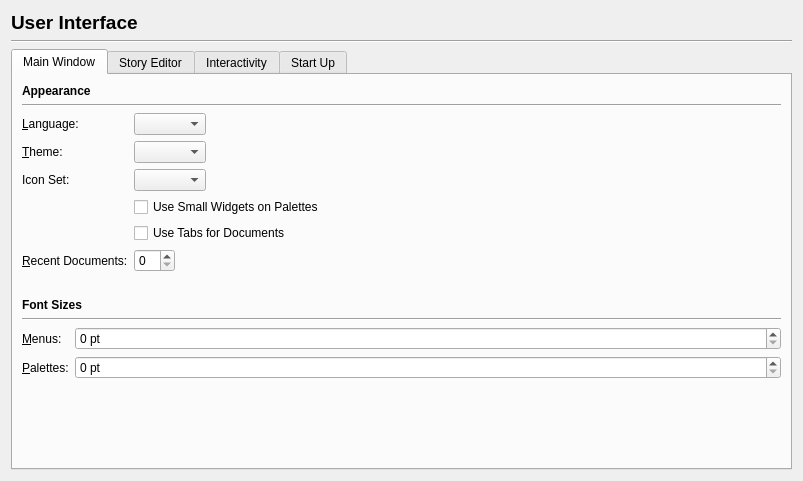
Above: scribus/ui/prefs_userinterfacebase.ui from nitramr/scribus-indigo before the change. Below: the same form after it.
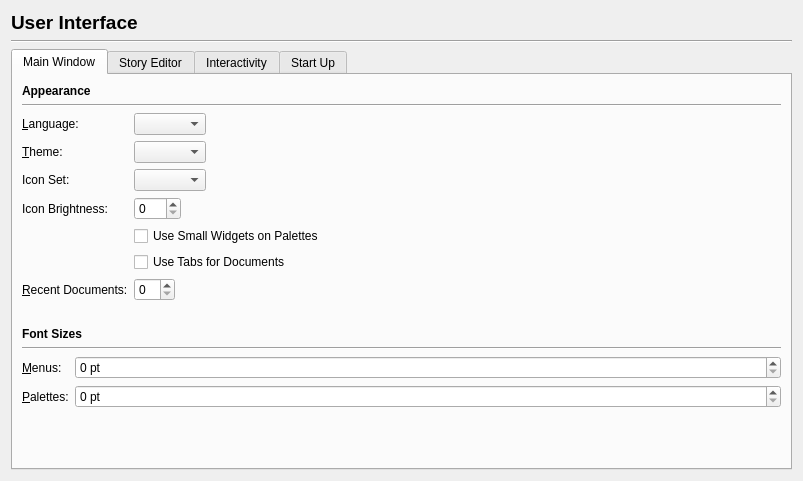
That is the form after the change.

Commit message: adjustable icon brightness

Diff of the .ui file:
```diff
--- a/scribus/ui/prefs_userinterfacebase.ui
+++ b/scribus/ui/prefs_userinterfacebase.ui
@@ -96,21 +96,21 @@
          <item row="1" column="1">
           <widget class="QComboBox" name="themeComboBox"/>
          </item>
-         <item row="3" column="1">
+         <item row="4" column="1">
           <widget class="QCheckBox" name="useSmallWidgetsCheckBox">
            <property name="text">
             <string>Use Small Widgets on Palettes</string>
            </property>
           </widget>
          </item>
-         <item row="4" column="1">
+         <item row="6" column="1">
           <widget class="QCheckBox" name="useTabsForDocumentsCheckBox">
            <property name="text">
             <string>Use Tabs for Documents</string>
            </property>
           </widget>
          </item>
-         <item row="5" column="0">
+         <item row="7" column="0">
           <widget class="QLabel" name="recentDocumentsLabel">
            <property name="text">
             <string>&amp;Recent Documents:</string>
@@ -120,7 +120,7 @@
            </property>
           </widget>
          </item>
-         <item row="5" column="1">
+         <item row="7" column="1">
           <widget class="QSpinBox" name="recentDocumentsSpinBox"/>
          </item>
          <item row="2" column="1">
@@ -133,6 +133,20 @@
            </property>
           </widget>
          </item>
+         <item row="3" column="1">
+          <widget class="QSpinBox" name="iconSetBrightnessSpinBox">
+           <property name="maximum">
+            <number>100</number>
+           </property>
+          </widget>
+         </item>
+         <item row="3" column="0">
+          <widget class="QLabel" name="label_4">
+           <property name="text">
+            <string>Icon Brightness:</string>
+           </property>
+          </widget>
+         </item>
         </layout>
        </item>
        <item>
```
The commit also changes 6 other files.
